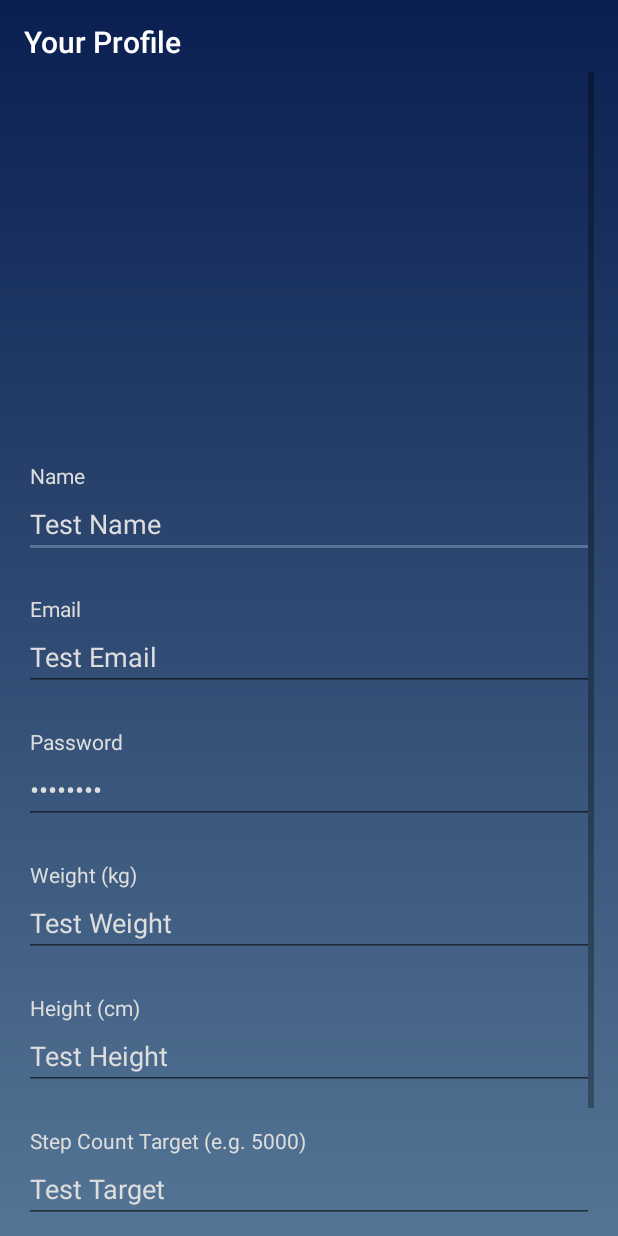
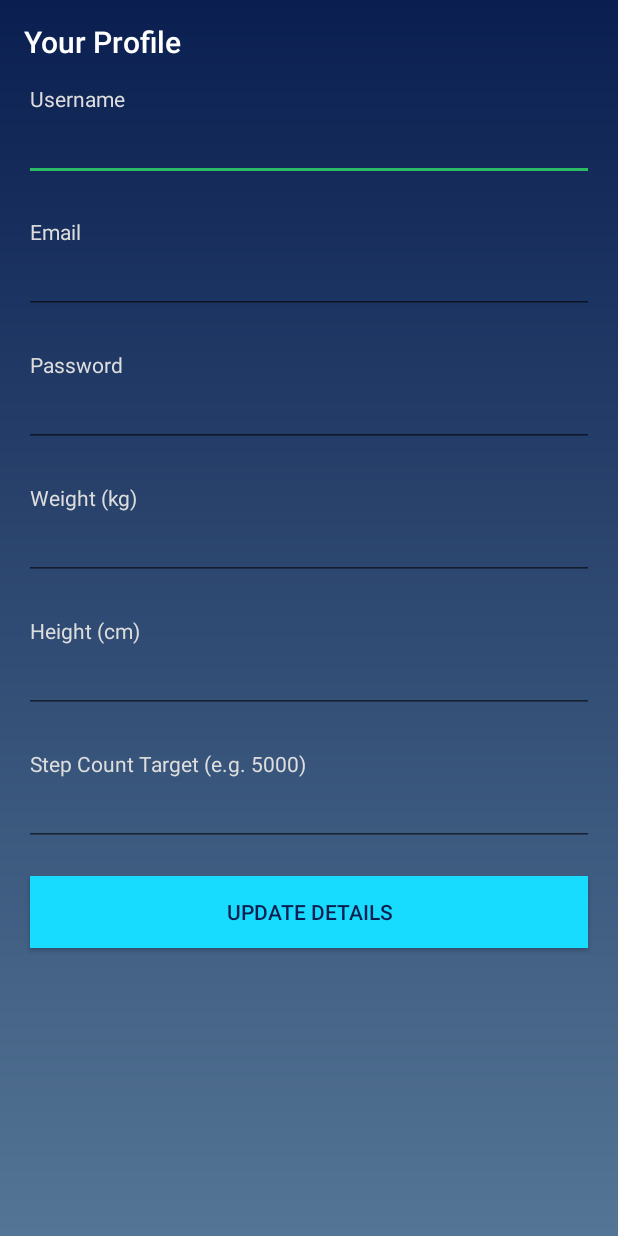
Before and after one commit to timalanjohnson/MyFitnessApp, an Android app: the ProfileActivity screen opened directly, with no data from a screen before it, on a phone screen of 412 x 824 dp. Run offline under Robolectric (Android 15) with nearby library versions, the phone set to English and light mode, and no system bars.

Commit message:
User and DatabaseHelper methods. Some UI tweaks as well

```diff
--- a/app/src/main/java/com/example/myfitnessapp/ProfileActivity.java
+++ b/app/src/main/java/com/example/myfitnessapp/ProfileActivity.java
@@ -25,13 +25,13 @@ public class ProfileActivity extends AppCompatActivity {
         setTitle("Your Profile");
 
         myFitDB = new DatabaseHelper(this);
-        buttonUpdateDetails = (Button)findViewById(R.id.buttonUpdateDetails);
-        editName = (EditText)findViewById(R.id.editName);
-        editEmail = (EditText)findViewById(R.id.editEmail);
-        editPassword = (EditText)findViewById(R.id.editPassword);
-        editWeight = (EditText)findViewById(R.id.editWeight);
-        editHeight = (EditText)findViewById(R.id.editHeight);
-        editTarget = (EditText)findViewById(R.id.editTarget);
+        buttonUpdateDetails = findViewById(R.id.buttonUpdateDetails);
+        editName = findViewById(R.id.editName);
+        editEmail = findViewById(R.id.editEmail);
+        editPassword = findViewById(R.id.editPassword);
+        editWeight = findViewById(R.id.editWeight);
+        editHeight = findViewById(R.id.editHeight);
+        editTarget = findViewById(R.id.editTarget);
 
         // Initialize fields with values from the database
         initValues();
@@ -44,44 +44,35 @@ public class ProfileActivity extends AppCompatActivity {
         buttonUpdateDetails.setOnClickListener(new View.OnClickListener(){
             @Override
             public void onClick(View v) {
-                Toast.makeText(ProfileActivity.this, "Update Details", Toast.LENGTH_SHORT).show();
-                /*
-                String name = editName.getText().toString();
-                String email = editEmail.getText().toString();
-                String password = editPassword.getText().toString();
-                String weight = editWeight.getText().toString();
-                String height = editHeight.getText().toString();
-                String target = editTarget.getText().toString();
 
-                boolean insertData = myFitDB.addData(name, email, password, weight, height, target);
+                // Fetch values from fields.
+                User.setUsername(editName.getText().toString());
+                User.setUserEmail(editEmail.getText().toString());
+                User.setUserPassword(editPassword.getText().toString());
+                User.setUserWeight(editWeight.getText().toString());
+                User.setUserHeight(editHeight.getText().toString());
+                User.setUserTarget(editTarget.getText().toString());
 
-                if (insertData == true){
-                    Toast.makeText(ProfileActivity.this, "Registered successfully.", Toast.LENGTH_SHORT).show();
+                boolean updateData = myFitDB.updateUser();
+
+                if (updateData == true){
+                    Toast.makeText(ProfileActivity.this, "Details successfully updated.", Toast.LENGTH_SHORT).show();
                 }
                 else {
-                    Toast.makeText(ProfileActivity.this, "Error registering user.", Toast.LENGTH_SHORT).show();
+                    Toast.makeText(ProfileActivity.this, "Error updating details.", Toast.LENGTH_SHORT).show();
                 }
-                */
             }
         });
     }
 
     private void initValues() {
 
-        // Get user values from database
-        String userName = "Test Name";
-        String userEmail = "Test Email";
-        String userPassword = "Password";
-        String userWeight = "Test Weight";
-        String userHeight = "Test Height";
-        String userTarget = "Test Target";
-
-        // Populate UI elements with data
-        editName.setText(userName);
-        editEmail.setText(userEmail);
-        editPassword.setText(userPassword);
-        editWeight.setText(userWeight);
-        editHeight.setText(userHeight);
-        editTarget.setText(userTarget);
+        // Populate UI elements with data from User class
+        editName.setText(User.getUsername());
+        editEmail.setText(User.getUserEmail());
+        editPassword.setText(User.getUserPassword());
+        editWeight.setText(User.getUserWeight());
+        editHeight.setText(User.getUserHeight());
+        editTarget.setText(User.getUserTarget());
     }
 }
--- /dev/null
+++ b/app/src/main/java/com/example/myfitnessapp/User.java
@@ -0,0 +1,73 @@
+package com.example.myfitnessapp;
+
+public class User {
+
+    private static String userID;
+    private static String username;
+    private static String userPassword;
+    private static String userEmail;
+    private static String userWeight;
+    private static String userHeight;
+    private static String userTarget;
+
+
+    public User(){
+        // Default constructor
+    }
+
+    public static String getUserID() {
+        return userID;
+    }
+
+    public static void setUserID(String userID) {
+        User.userID = userID;
+    }
+
+    public static String getUsername() {
+        return username;
+    }
+
+    public static void setUsername(String username) {
+        User.username = username;
+    }
+
+    public static String getUserPassword() {
+        return userPassword;
+    }
+
+    public static void setUserPassword(String userPassword) {
+        User.userPassword = userPassword;
+    }
+
+    public static String getUserEmail() {
+        return userEmail;
+    }
+
+    public static void setUserEmail(String userEmail) {
+        User.userEmail = userEmail;
+    }
+
+    public static String getUserWeight() {
+        return userWeight;
+    }
+
+    public static void setUserWeight(String userWeight) {
+        User.userWeight = userWeight;
+    }
+
+    public static String getUserHeight() {
+        return userHeight;
+    }
+
+    public static void setUserHeight(String userHeight) {
+        User.userHeight = userHeight;
+    }
+
+    public static String getUserTarget() {
+        return userTarget;
+    }
+
+    public static void setUserTarget(String userTarget) {
+        User.userTarget = userTarget;
+    }
+}
--- a/app/src/main/res/layout/activity_profile.xml
+++ b/app/src/main/res/layout/activity_profile.xml
@@ -16,14 +16,6 @@
             android:layout_width="match_parent"
             android:layout_height="wrap_content"
             android:orientation="vertical" >
-
-            <ImageView
-                android:id="@+id/imageView"
-                android:layout_width="match_parent"
-                android:layout_height="187dp"
-                android:layout_margin="32dp"
-                android:contentDescription="user_avatar"
-                tools:srcCompat="@tools:sample/avatars" />
 
             <TextView
                 android:id="@+id/txtPromptName"
--- a/app/src/main/res/values/colors.xml
+++ b/app/src/main/res/values/colors.xml
@@ -3,7 +3,7 @@
     <color name="colorLightGrey">#DDDDDD</color>
     <color name="colorPrimary">#0A1F50</color>
     <color name="colorPrimaryDark">#0A1F50</color>
-    <color name="colorAccent">#597298</color>
+    <color name="colorAccent">#29BB66</color>
     <color name="colorBackground">#18dcff</color>
     <color name="titleColor">#dddddd</color>
     <color name="text_color_primary">#dddddd</color>
--- a/app/src/main/res/values/strings.xml
+++ b/app/src/main/res/values/strings.xml
@@ -15,12 +15,12 @@
 
     <!-- TODO: Remove or change this placeholder text -->
     <string name="hello_blank_fragment">Hello blank fragment</string>
-    <string name="prompt_name">Name</string>
+    <string name="prompt_name">Username</string>
     <string name="prompt_email">Email</string>
     <string name="prompt_password">Password</string>
     <string name="prompt_weight">Weight (kg)</string>
     <string name="prompt_height">Height (cm)</string>
     <string name="prompt_step_count_target">Step Count Target (e.g. 5000)</string>
-    <string name="hint_name">Name</string>
+    <string name="hint_name">Username</string>
     <string name="button_register">Register</string>
 </resources>
```
Also changed, not shown: app/src/main/java/com/example/myfitnessapp/DatabaseHelper.java (+173 -19 lines), app/src/main/java/com/example/myfitnessapp/MainActivity.java (+54 -4 lines), app/src/main/java/com/example/myfitnessapp/RegisterUserActivity.java (+10 -5 lines), app/src/main/res/layout/activity_main.xml (+64 -10 lines).
